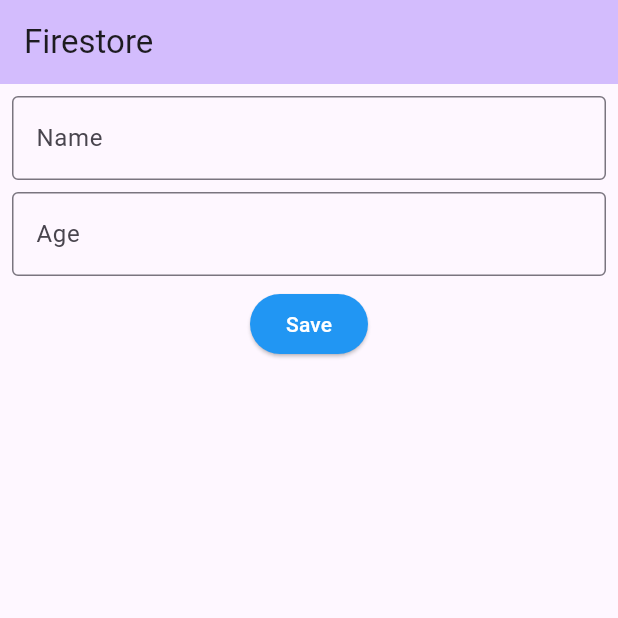
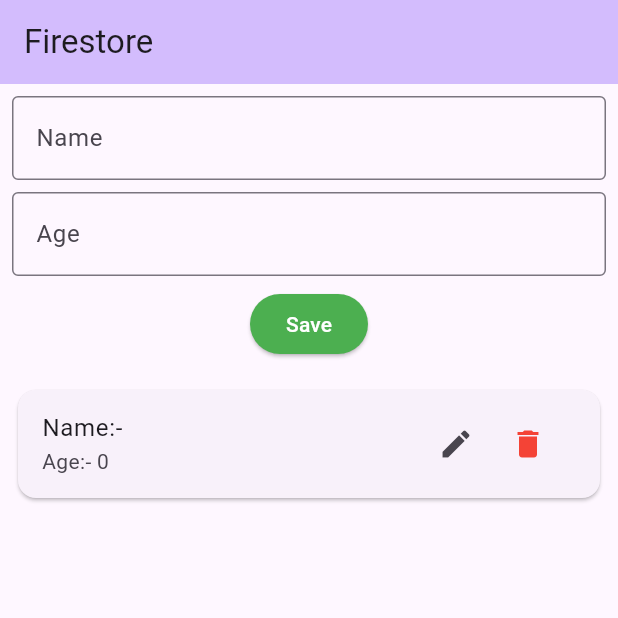
Before and after one commit to meharunnisa429/Firebase_Project, a Flutter app: the screen it shows after launch, after a tap on "Save", on a phone screen of 412 x 824 dp, the top half of it. Run offline on Flutter 3.47's test engine with Material 3 defaults, Android fonts, the phone set to English and light mode, and no system bars; our stand-ins replace cloud_firestore, firebase_core; accounts and stored records are empty.

```diff
--- a/lib/main.dart
+++ b/lib/main.dart
@@ -5,7 +5,7 @@ import 'package:flutter/material.dart';
 
 void main() async {
   WidgetsFlutterBinding.ensureInitialized();
-  FirebaseService().initialize();
+  await FirebaseService().initialize();
 
   runApp(const MyApp());
 }
--- a/lib/package/firebase/firebase_service.dart
+++ b/lib/package/firebase/firebase_service.dart
@@ -6,14 +6,19 @@ import 'package:firebase_project/domain/model/person_model.dart';
 import 'package:firebase_project/firebase_options.dart';
 import 'package:flutter/foundation.dart';
 
-ValueNotifier<List<PersonModel>> personList = ValueNotifier([]);
+class FirebaseService {
+  FirebaseService._();
 
-class FirebaseService {
+  static final _instance = FirebaseService._();
+
+  factory FirebaseService() => _instance;
+
   static late final FirebaseFirestore fdb;
-  final String collectionName = "PersonData";
+  String collectionName = "PersonData";
+  late final Stream<QuerySnapshot<Map<String, dynamic>>> personStream;
+  ValueNotifier<List<PersonModel>> personList = ValueNotifier([]);
 
-
-  initialize() async {
+  Future<void> initialize() async {
     await Firebase.initializeApp(
       options: DefaultFirebaseOptions.currentPlatform,
     );
@@ -22,7 +27,7 @@ class FirebaseService {
         const Settings(persistenceEnabled: true);
     // firestore database initializing
     fdb = FirebaseFirestore.instance;
-    getAllPersonList();
+    personStream = fdb.collection(collectionName).snapshots();
   }
 
   void addPersonData(PersonModel person) async {
@@ -33,7 +38,7 @@ class FirebaseService {
       final String id = docRef.id;
       log("Insert Data with $id");
     });
-    getAllPersonList();
+    // getAllPersonList();
   }
 
   void getAllPersonList() async {
@@ -57,11 +62,11 @@ class FirebaseService {
     }).onError((e, stack) {
       log("Error is $e", name: "oxdo");
     });
-    getAllPersonList();
+    // getAllPersonList();
   }
 
   void deletePerson(String id) async {
     await fdb.collection(collectionName).doc(id).delete();
-    getAllPersonList();
+    // getAllPersonList();
   }
 }
--- a/lib/presentation/screen/home_screen.dart
+++ b/lib/presentation/screen/home_screen.dart
@@ -1,3 +1,6 @@
+import 'dart:developer';
+
+import 'package:cloud_firestore/cloud_firestore.dart';
 import 'package:firebase_project/domain/model/person_model.dart';
 import 'package:firebase_project/model/save_button_mode.dart';
 import 'package:firebase_project/package/firebase/firebase_service.dart';
@@ -16,6 +19,8 @@ class _HomeScreenState extends State<HomeScreen> {
   final _nameFocusNode = FocusNode();
   final _ageFocus = FocusNode();
   SaveButtonMode _saveButtonMode = SaveButtonMode.save;
+  // Initialize person list
+  final List<PersonModel> _personList = [];
   // Only for updating
   PersonModel? _personToUpdate;
   // un focus text fields,  hide keyboard
@@ -107,40 +112,70 @@ class _HomeScreenState extends State<HomeScreen> {
                 _unFocusAllFocusNode();
               },
               style: ElevatedButton.styleFrom(
-                backgroundColor: Colors.blue,
+                backgroundColor: _saveButtonMode == SaveButtonMode.save
+                    ? Colors.green
+                    : Colors.blue,
                 foregroundColor: Colors.white,
               ),
-              child: const Text("Save"),
+              child: Text(
+                  _saveButtonMode == SaveButtonMode.save ? "Save" : "Update"),
             ),
             const SizedBox(
               height: 8,
             ),
+            // save or edit buttton
 
-            Expanded(
-              child: ValueListenableBuilder(
-                  valueListenable: personList,
-                  builder: (BuildContext context, List<PersonModel> personModel,
-                      Widget? _) {
-                    return ListView.separated(
+            const SizedBox(
+              height: 8,
+            ),
+            StreamBuilder(
+              stream: FirebaseService().personStream,
+              builder: (context, snapShot) {
+                if (snapShot.connectionState == ConnectionState.waiting) {
+                  log("in waiting");
+                }
+                if (snapShot.hasError) {
+                  log("Error");
+                }
+                if (snapShot.hasData) {
+                  log("Data");
+                  final QuerySnapshot<Map<String, dynamic>>? querySnapshot =
+                      snapShot.data;
+                  if (querySnapshot != null) {
+                    _personList.clear();
+                    for (var documentSnapshot in querySnapshot.docs) {
+                      final person = PersonModel.fromJson(
+                          documentSnapshot.data(), documentSnapshot.id);
+                      _personList.add(person);
+                    }
+                  }
+                }
+                log("Other");
+                return Expanded(
+                  child: ListView.separated(
                     itemBuilder: (context, index) {
-                        final person = personModel[index];
+                      final person = _personList[index];
+
                       return Card(
                         child: ListTile(
                           title: Text("Name:- ${person.name}"),
-                            subtitle: Text("Age:-${person.age} "),
+                          subtitle: Text("Age:- ${person.age}"),
                           trailing: Row(
                             mainAxisSize: MainAxisSize.min,
                             children: [
                               IconButton(
                                 onPressed: () {
+                                  // take data to update
                                   _bringPersonToUpdate(person);
                                 },
                                 icon: const Icon(Icons.edit),
                               ),
                               IconButton(
                                 onPressed: () {
+                                  if (person.id != null) {
                                     FirebaseService()
                                         .deletePerson(person.id.toString());
+                                  }
                                 },
                                 color: Colors.red,
                                 icon: const Icon(Icons.delete),
@@ -153,10 +188,11 @@ class _HomeScreenState extends State<HomeScreen> {
                     separatorBuilder: (context, index) {
                       return const Divider();
                     },
-                      itemCount: personModel.length,
+                    itemCount: _personList.length,
+                  ),
                 );
-                  }),
-            )
+              },
+            ),
           ],
         ),
       ),
```
Lines whose indentation alone changed are shown as unchanged.
